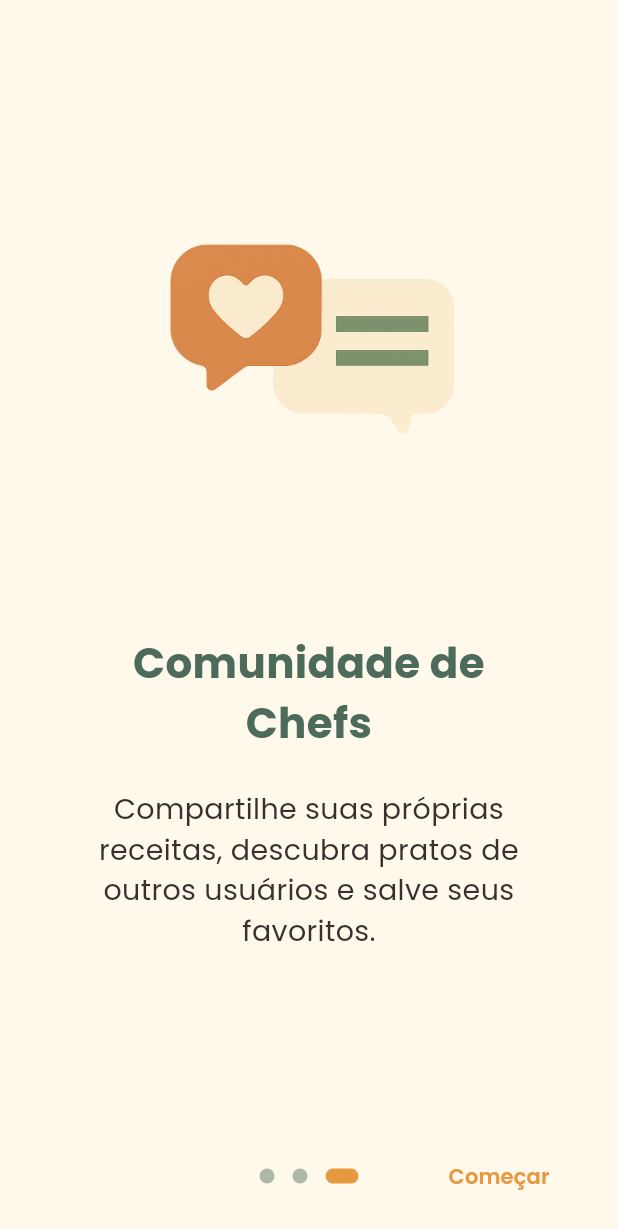
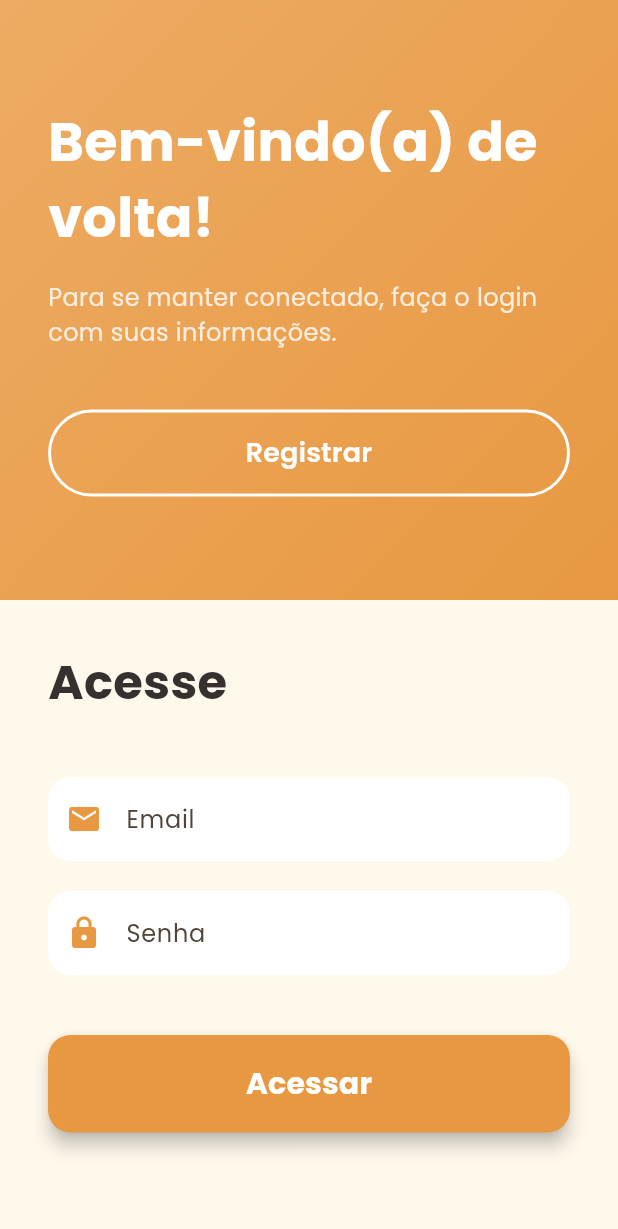
Before and after one commit to Nyfeu/Cookster, a Flutter app: the screen it shows after launch, after a tap on the "arrow forward" icon, after a tap on "Pular", on a phone screen of 412 x 824 dp. Shown: the top 1229 px of the screen. Run offline on Flutter 3.47's test engine with Material 3 defaults, Android fonts, the phone set to English and light mode, and no system bars; drawn by our look-alikes of introduction_screen; our stand-ins replace google_fonts.

Commit message:
feat(mobile): adicionar tela auth

```diff
--- a/front_mobile/lib/main.dart
+++ b/front_mobile/lib/main.dart
@@ -1,6 +1,7 @@
 import 'package:flutter/material.dart';
 import 'package:google_fonts/google_fonts.dart';
-import 'screens/onboarding/onboarding_screen.dart';
+import 'screens/onboarding/onboarding_screen.dart'; // Sua tela inicial (onboarding)
+import 'screens/auth/auth_screen.dart'; // A nova tela de login
 import 'theme/app_theme.dart';
 
 void main() {
@@ -15,17 +16,21 @@ class MyApp extends StatelessWidget {
     return MaterialApp(
       title: 'Cookster',
       theme: ThemeData(
-        // Define as cores principais e de fundo baseadas no AppTheme
         colorScheme: ColorScheme.fromSeed(seedColor: AppTheme.secondaryColor),
         scaffoldBackgroundColor: AppTheme.backgroundColor,
-        // Define a fonte 'Poppins' como padrão para todo o app
         textTheme: GoogleFonts.poppinsTextTheme(
           Theme.of(context).textTheme,
         ),
         useMaterial3: true,
       ),
-      home: const OnboardingScreen(),
       debugShowCheckedModeBanner: false,
+      initialRoute: OnboardingScreen.routeName,
+      routes: {
+        OnboardingScreen.routeName: (context) => const OnboardingScreen(),
+        LoginScreen.routeName: (context) => const LoginScreen(),
+        // Se você tiver uma tela principal após o login
+        // '/home': (context) => const HomeScreen(),
+      },
     );
   }
 }
--- /dev/null
+++ b/front_mobile/lib/screens/auth/auth_screen.dart
@@ -0,0 +1,305 @@
+import 'package:flutter/material.dart';
+import 'package:google_fonts/google_fonts.dart';
+import '../../theme/app_theme.dart';
+
+// Renomear a tela para algo mais genérico como AuthScreen pode ser uma boa ideia no futuro,
+// mas por enquanto vamos manter LoginScreen para manter a consistência com suas rotas.
+class LoginScreen extends StatefulWidget {
+  static const String routeName = '/login';
+
+  const LoginScreen({super.key});
+
+  @override
+  State<LoginScreen> createState() => _LoginScreenState();
+}
+
+class _LoginScreenState extends State<LoginScreen> with TickerProviderStateMixin {
+  // --- MUDANÇA 1: Estado para controlar a visão (Login vs. Registro) ---
+  bool _isLoginView = true;
+
+  // AnimationControllers para gerenciar as animações de entrada
+  late AnimationController _entryAnimationController;
+  late Animation<Offset> _slideAnimation;
+  late Animation<double> _fadeAnimation;
+
+  // Controller para o botão de ação principal (Acessar/Registrar)
+  late AnimationController _buttonScaleController;
+  late Animation<double> _buttonScaleAnimation;
+  bool _isLoading = false;
+
+  @override
+  void initState() {
+    super.initState();
+    _entryAnimationController = AnimationController(
+      vsync: this,
+      duration: const Duration(milliseconds: 1200),
+    )..forward();
+
+    _slideAnimation = Tween<Offset>(
+      begin: const Offset(0, 0.2),
+      end: Offset.zero,
+    ).animate(CurvedAnimation(
+      parent: _entryAnimationController,
+      curve: Curves.easeOut,
+    ));
+
+    _fadeAnimation = Tween<double>(begin: 0.0, end: 1.0).animate(
+      CurvedAnimation(
+        parent: _entryAnimationController,
+        curve: Curves.easeIn,
+      ),
+    );
+
+    _buttonScaleController = AnimationController(
+      vsync: this,
+      duration: const Duration(milliseconds: 300),
+      reverseDuration: const Duration(milliseconds: 400),
+    );
+
+    _buttonScaleAnimation = Tween<double>(begin: 1.0, end: 0.95).animate(
+      CurvedAnimation(
+        parent: _buttonScaleController,
+        curve: Curves.easeOut,
+      ),
+    );
+  }
+
+  @override
+  void dispose() {
+    _entryAnimationController.dispose();
+    _buttonScaleController.dispose();
+    super.dispose();
+  }
+
+  // --- MUDANÇA 2: Função para alternar a visão ---
+  void _toggleView() {
+    setState(() {
+      _isLoginView = !_isLoginView;
+    });
+  }
+
+  // Função para simular o login/registro
+  Future<void> _handleAuthAction() async {
+    setState(() => _isLoading = true);
+    await _buttonScaleController.forward();
+    await Future.delayed(const Duration(milliseconds: 2000));
+    await _buttonScaleController.reverse();
+    setState(() => _isLoading = false);
+    // Se a autenticação for bem-sucedida:
+    // Navigator.pushReplacementNamed(context, '/home');
+  }
+
+  @override
+  Widget build(BuildContext context) {
+    // Usamos um LayoutBuilder para adaptar a tela para diferentes tamanhos (web/mobile)
+    return Scaffold(
+      backgroundColor: AppTheme.backgroundColor,
+      body: LayoutBuilder(
+        builder: (context, constraints) {
+          // Em telas menores (mobile), empilhar verticalmente
+          if (constraints.maxWidth < 800) {
+            return SingleChildScrollView(
+              child: Column(
+                children: [
+                  _buildWelcomePanel(isVertical: true),
+                  _buildFormPanel(isVertical: true),
+                ],
+              ),
+            );
+          }
+          // Em telas maiores (desktop/tablet), usar a divisão horizontal
+          return Row(
+            children: [
+              Expanded(flex: 1, child: _buildWelcomePanel()),
+              Expanded(flex: 1, child: _buildFormPanel()),
+            ],
+          );
+        },
+      ),
+    );
+  }
+
+  // --- MUDANÇA 3: Painel de Boas-Vindas agora é dinâmico ---
+  Widget _buildWelcomePanel({bool isVertical = false}) {
+    return Container(
+      height: isVertical ? 400 : double.infinity,
+      decoration: BoxDecoration(
+        gradient: LinearGradient(
+          begin: Alignment.topLeft,
+          end: Alignment.bottomRight,
+          colors: [
+            AppTheme.secondaryColor.withOpacity(0.8),
+            AppTheme.secondaryColor,
+          ],
+        ),
+      ),
+      child: Padding(
+        padding: const EdgeInsets.all(32.0),
+        child: Column(
+          mainAxisAlignment: MainAxisAlignment.center,
+          crossAxisAlignment: CrossAxisAlignment.start,
+          children: [
+            // Usamos AnimatedSwitcher para animar a troca de texto
+            AnimatedSwitcher(
+              duration: const Duration(milliseconds: 500),
+              transitionBuilder: (child, animation) {
+                return FadeTransition(opacity: animation, child: child);
+              },
+              child: Column(
+                key: ValueKey<bool>(_isLoginView), // A chave que dispara a animação
+                crossAxisAlignment: CrossAxisAlignment.start,
+                children: [
+                  Text(
+                    _isLoginView ? 'Bem-vindo(a) de volta!' : 'Crie sua conta',
+                    style: GoogleFonts.poppins(
+                      fontSize: 36,
+                      fontWeight: FontWeight.bold,
+                      color: Colors.white,
+                    ),
+                  ),
+                  const SizedBox(height: 16),
+                  Text(
+                    _isLoginView
+                        ? 'Para se manter conectado, faça o login com suas informações.'
+                        : 'É rápido e fácil. Preencha seus dados para começar a cozinhar.',
+                    style: GoogleFonts.poppins(
+                      fontSize: 16,
+                      color: Colors.white.withOpacity(0.8),
+                    ),
+                  ),
+                ],
+              ),
+            ),
+            const SizedBox(height: 40),
+            SizedBox(
+              width: double.infinity,
+              child: OutlinedButton(
+                onPressed: _toggleView, // Ação do botão é sempre alternar
+                style: OutlinedButton.styleFrom(
+                  foregroundColor: Colors.white,
+                  side: const BorderSide(color: Colors.white, width: 2),
+                  padding: const EdgeInsets.symmetric(vertical: 16),
+                  shape: RoundedRectangleBorder(borderRadius: BorderRadius.circular(30)),
+                ),
+                child: Text(
+                  _isLoginView ? 'Registrar' : 'Acessar com minha conta',
+                  style: GoogleFonts.poppins(
+                    fontSize: 18,
+                    fontWeight: FontWeight.w600,
+                  ),
+                ),
+              ),
+            ),
+          ],
+        ),
+      ),
+    );
+  }
+
+  // --- MUDANÇA 4: Painel de Formulário agora é dinâmico ---
+  Widget _buildFormPanel({bool isVertical = false}) {
+    return Container(
+      padding: const EdgeInsets.all(32.0),
+      child: Column(
+        mainAxisAlignment: MainAxisAlignment.center,
+        crossAxisAlignment: CrossAxisAlignment.start,
+        children: [
+          Text(
+            _isLoginView ? 'Acesse' : 'Registro',
+            style: GoogleFonts.poppins(
+              fontSize: 32,
+              fontWeight: FontWeight.bold,
+              color: AppTheme.primaryColor,
+            ),
+          ),
+          const SizedBox(height: 40),
+
+          // AnimatedSwitcher para a troca de formulários
+          AnimatedSwitcher(
+            duration: const Duration(milliseconds: 400),
+            child: _isLoginView
+                ? _buildLoginForm()
+                : _buildRegisterForm(),
+          ),
+        ],
+      ),
+    );
+  }
+
+  // Widget para o formulário de Login
+  Widget _buildLoginForm() {
+    return Column(
+      key: const ValueKey('loginForm'),
+      children: [
+        _buildTextField(icon: Icons.email, hintText: 'Email'),
+        const SizedBox(height: 20),
+        _buildTextField(icon: Icons.lock, hintText: 'Senha', obscureText: true),
+        const SizedBox(height: 40),
+        _buildAuthButton(label: 'Acessar'),
+      ],
+    );
+  }
+
+  // Widget para o formulário de Registro
+  Widget _buildRegisterForm() {
+    return Column(
+      key: const ValueKey('registerForm'),
+      children: [
+        _buildTextField(icon: Icons.person, hintText: 'Nome completo'),
+        const SizedBox(height: 20),
+        _buildTextField(icon: Icons.email, hintText: 'Email'),
+        const SizedBox(height: 20),
+        _buildTextField(icon: Icons.lock, hintText: 'Senha', obscureText: true),
+        const SizedBox(height: 40),
+        _buildAuthButton(label: 'Registrar'),
+      ],
+    );
+  }
+
+  // Widget reutilizável para os campos de texto
+  Widget _buildTextField({required IconData icon, required String hintText, bool obscureText = false}) {
+    return TextFormField(
+      obscureText: obscureText,
+      decoration: InputDecoration(
+        hintText: hintText,
+        prefixIcon: Icon(icon, color: AppTheme.secondaryColor),
+        filled: true,
+        fillColor: Colors.white,
+        border: OutlineInputBorder(
+          borderRadius: BorderRadius.circular(15),
+          borderSide: BorderSide.none,
+        ),
+        contentPadding: const EdgeInsets.symmetric(vertical: 16, horizontal: 20),
+      ),
+    );
+  }
+
+  // Widget reutilizável para o botão principal
+  Widget _buildAuthButton({required String label}) {
+    return ScaleTransition(
+      scale: _buttonScaleAnimation,
+      child: SizedBox(
+        width: double.infinity,
+        child: ElevatedButton(
+          onPressed: _isLoading ? null : _handleAuthAction,
+          style: ElevatedButton.styleFrom(
+            backgroundColor: AppTheme.secondaryColor,
+            foregroundColor: Colors.white,
+            padding: const EdgeInsets.symmetric(vertical: 18),
+            shape: RoundedRectangleBorder(borderRadius: BorderRadius.circular(15)),
+            elevation: 5,
+          ),
+          child: _isLoading
+              ? const SizedBox(
+                  width: 24, height: 24,
+                  child: CircularProgressIndicator(color: Colors.white, strokeWidth: 3),
+                )
+              : Text(
+                  label,
+                  style: GoogleFonts.poppins(fontSize: 20, fontWeight: FontWeight.bold),
+                ),
+        ),
+      ),
+    );
+  }
+}
--- a/front_mobile/lib/screens/onboarding/onboarding_screen.dart
+++ b/front_mobile/lib/screens/onboarding/onboarding_screen.dart
@@ -1,9 +1,14 @@
 import 'package:flutter/material.dart';
 import 'package:google_fonts/google_fonts.dart';
 import 'package:introduction_screen/introduction_screen.dart';
+// --- MUDANÇA 1: Importar a nova tela de login ---
+import '../auth/auth_screen.dart';
 import '../../theme/app_theme.dart';
 
 class OnboardingScreen extends StatelessWidget {
+  // --- MUDANÇA 2: Adicionar o nome da rota ---
+  static const String routeName = '/';
+
   const OnboardingScreen({super.key});
 
   @override
@@ -12,11 +17,11 @@ class OnboardingScreen extends StatelessWidget {
       titleTextStyle: GoogleFonts.poppins(
         fontSize: 28.0,
         fontWeight: FontWeight.w700,
-        color: AppTheme.textColor,
+        color: AppTheme.primaryColor, // Ajustei para uma cor com melhor contraste
       ),
       bodyTextStyle: GoogleFonts.poppins(
         fontSize: 19.0,
-        color: AppTheme.primaryColor,
+        color: AppTheme.primaryColor.withOpacity(0.8),
       ),
       bodyPadding: const EdgeInsets.symmetric(horizontal: 40.0),
       titlePadding: const EdgeInsets.fromLTRB(40.0, 24.0, 40.0, 24.0),
@@ -28,7 +33,6 @@ class OnboardingScreen extends StatelessWidget {
 
     return IntroductionScreen(
       globalBackgroundColor: AppTheme.backgroundColor,
-      // Lista de páginas do onboarding
       pages: [
         PageViewModel(
           title: "Despensa Inteligente",
@@ -52,12 +56,17 @@ class OnboardingScreen extends StatelessWidget {
           decoration: pageDecoration,
         ),
       ],
-      // Ação ao finalizar
+
+      // --- MUDANÇA 3: Atualizar a navegação para usar rotas nomeadas ---
       onDone: () {
-        print("Onboarding finalizado!");
-        // Aqui navegaremos para a próxima tela, como a de login
-        // Navigator.of(context).pushReplacement(...);
+        // Navega para a tela de login, substituindo a tela de onboarding
+        Navigator.pushReplacementNamed(context, LoginScreen.routeName);
       },
+      onSkip: () {
+        // Também navega ao pular
+        Navigator.pushReplacementNamed(context, LoginScreen.routeName);
+      },
+
       showSkipButton: true,
       skip: Text(
         'Pular',
@@ -70,26 +79,18 @@ class OnboardingScreen extends StatelessWidget {
         style: GoogleFonts.poppins(
             fontWeight: FontWeight.w600, color: AppTheme.secondaryColor),
       ),
-      // Estilo dos indicadores de página (bolinhas)
       dotsDecorator: const DotsDecorator(
         size: Size(10.0, 10.0),
-        color: AppTheme.transitionColor,
+        color: Colors.black26, // Cor mais sutil para os pontos inativos
         activeColor: AppTheme.secondaryColor,
         activeSize: Size(22.0, 10.0),
         activeShape: RoundedRectangleBorder(
           borderRadius: BorderRadius.all(Radius.circular(25.0)),
         ),
       ),
-      dotsContainerDecorator: const ShapeDecoration(
-        color: AppTheme.backgroundColor,
-        shape: RoundedRectangleBorder(
-          borderRadius: BorderRadius.all(Radius.circular(8.0)),
-        ),
-      ),
     );
   }
 
-  // Widget para centralizar e ajustar o tamanho das imagens
   Widget _buildImage(String assetName) {
     return Center(
       child: Image.asset(assetName, width: 250),
```
Also changed, not shown: front_mobile/lib/screens/auth/components/sign_in_form.dart (added, +73 -0 lines), front_mobile/lib/screens/auth/components/sign_up_form.dart (added, +75 -0 lines), front_mobile/assets/images/log.png (added), front_mobile/assets/images/reg.png (added), front_mobile/pubspec.lock.
